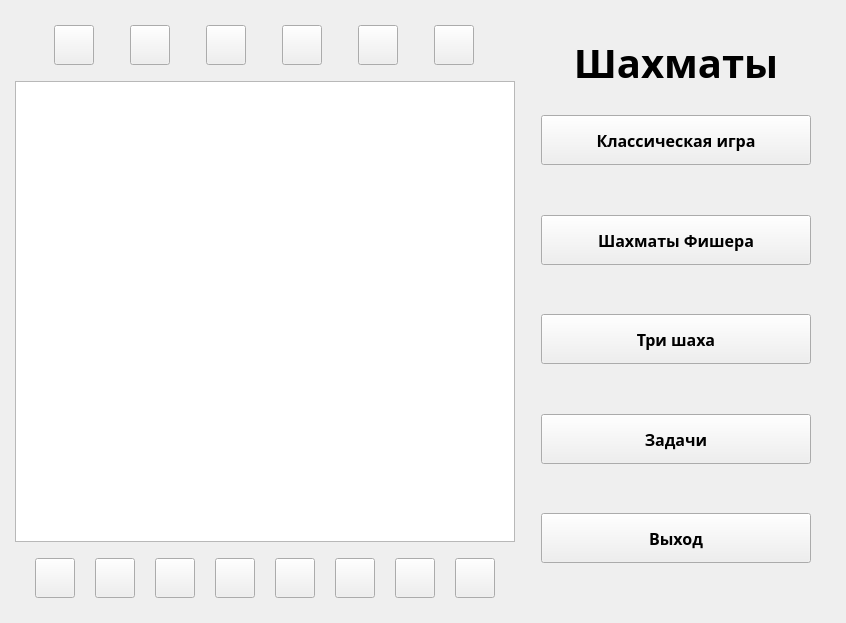
Qt form testing/simpleGUI/mainwindow.ui (shinzowo/ChessTPU) before a commit.
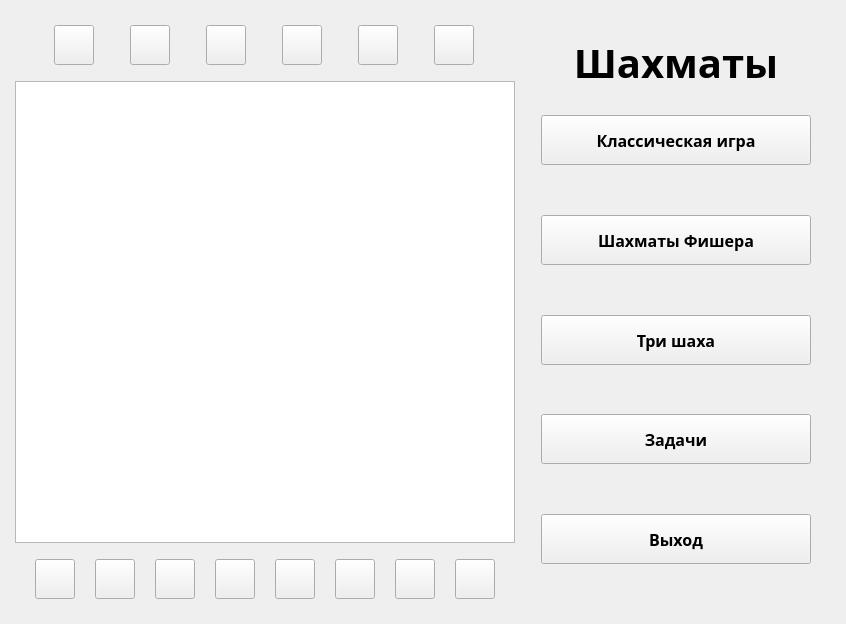
The same form after that commit. Icons and pictures are not drawn.

The edit to the form file:
```diff
--- a/testing/simpleGUI/mainwindow.ui
+++ b/testing/simpleGUI/mainwindow.ui
@@ -10,7 +10,7 @@
     <x>0</x>
     <y>0</y>
     <width>846</width>
-    <height>623</height>
+    <height>624</height>
    </rect>
   </property>
   <property name="maximumSize">
```
